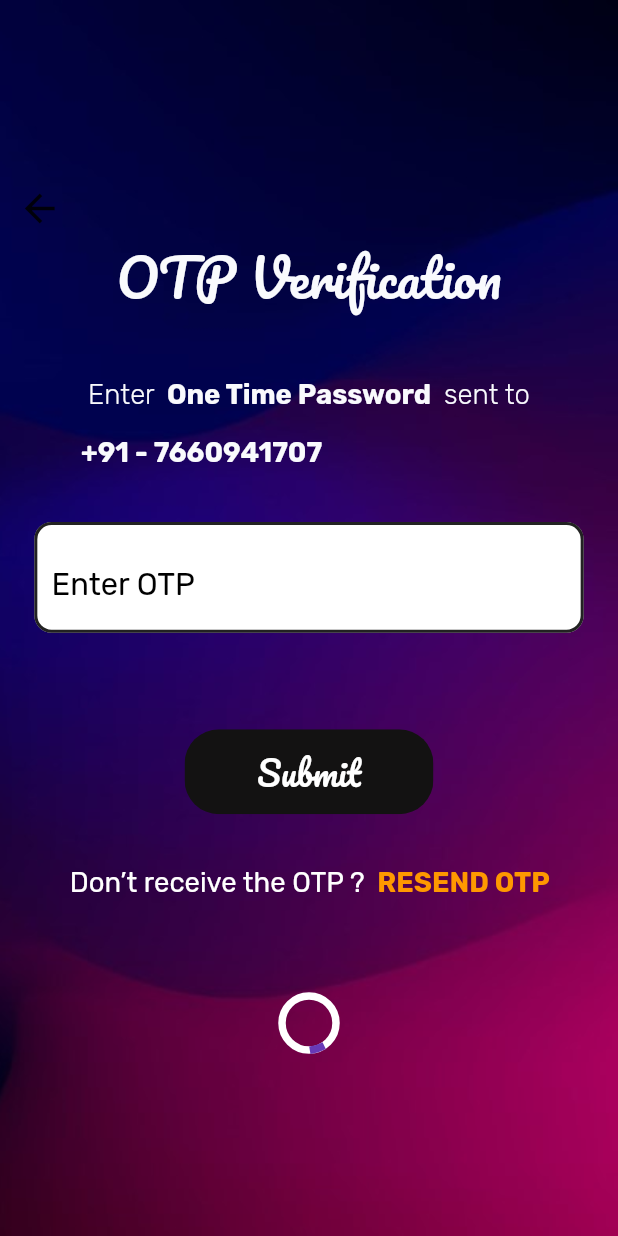
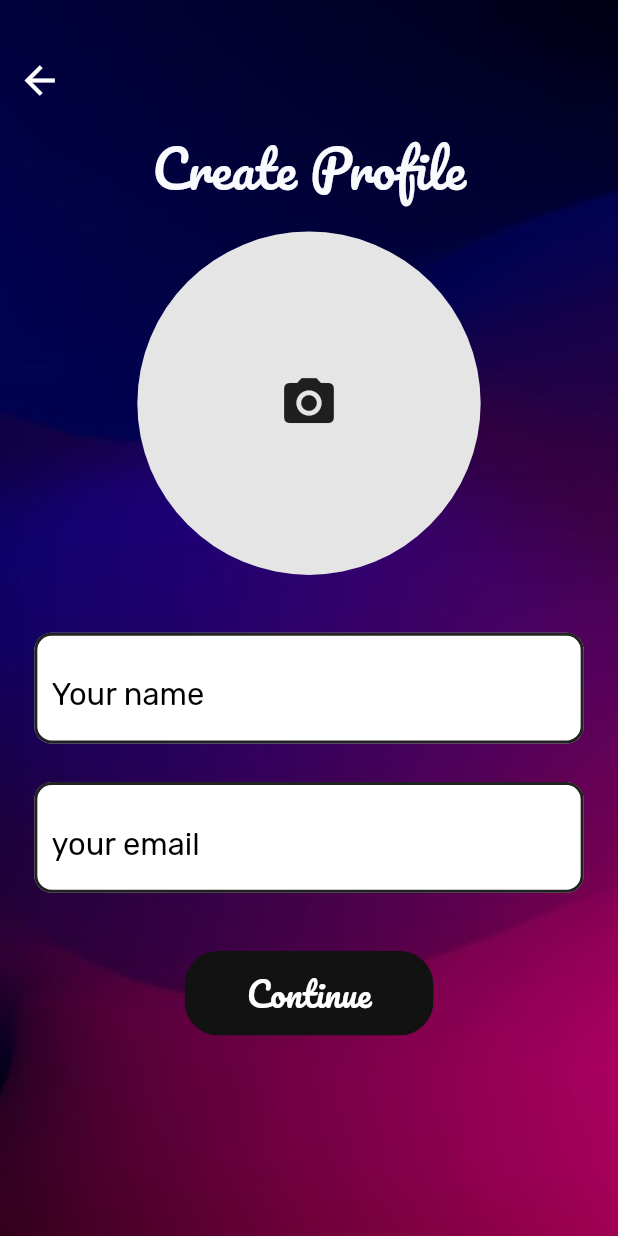
Before and after one commit to ak-1420/quickdeed_mobile, a Flutter app: the screen it shows after launch, on a phone screen of 412 x 824 dp. Run offline on Flutter 3.47's test engine with Material 2 defaults, Android fonts, the phone set to English and light mode, and no system bars; our stand-ins replace flutter_screenutil, google_fonts, image_picker, material_design_icons_flutter.

Commit message:
signup screen completed

```diff
--- a/quickdeed/lib/main.dart
+++ b/quickdeed/lib/main.dart
@@ -3,6 +3,7 @@
 import 'package:flutter_screenutil/flutter_screenutil.dart';
 import 'package:google_fonts/google_fonts.dart';
 import 'package:quickdeed/screeens/send_otp_screen.dart';
+import 'package:quickdeed/screeens/sign_up_screen_one.dart';
 import 'package:quickdeed/screeens/splash_screen.dart';
 import 'package:quickdeed/screeens/verify_otp_screen.dart';
 
@@ -39,12 +40,13 @@
           ),
         ),
 
-        initialRoute: '/verifyOtp',
+        initialRoute: '/signUpOne',
 
         routes: {
           '/' : (context) => SplashScreen(),
           '/sendOtp' : (context) => SendOtpScreen(),
           '/verifyOtp' :  (context) => VerifyOtpScreen(),
+          '/signUpOne' : (context) => SignUpScreenOne(),
         },
 
       ),
--- /dev/null
+++ b/quickdeed/lib/screeens/sign_up_screen_one.dart
@@ -0,0 +1,289 @@
+import 'dart:io';
+import 'package:flutter/material.dart';
+import 'package:flutter_screenutil/flutter_screenutil.dart';
+import 'package:google_fonts/google_fonts.dart';
+import 'package:image_picker/image_picker.dart';
+import 'package:material_design_icons_flutter/material_design_icons_flutter.dart';
+
+
+class SignUpScreenOne extends StatefulWidget {
+
+  SignUpScreenOne({Key? key}) : super(key: key);
+
+  @override
+  State<SignUpScreenOne> createState() => _SignUpScreenOneState();
+}
+
+class _SignUpScreenOneState extends State<SignUpScreenOne> {
+
+  final nameController = TextEditingController();
+
+  final emailController = TextEditingController();
+
+
+  XFile? _profilePic;
+
+  set _imageFile(XFile? value) {
+    _profilePic = (value == null) ? null : value;
+  }
+
+  final ImagePicker _picker = ImagePicker();
+
+  // method to select an image from gallery
+
+  _imgFromGallery() async {
+
+    XFile? image = await _picker.pickImage(
+        source: ImageSource.gallery,
+        imageQuality: 50,
+        preferredCameraDevice: CameraDevice.front
+    );
+
+    setState(() {
+      _imageFile = image;
+    });
+
+  }
+
+  // method to select an image by capturing image from camera
+
+  _imgFromCamera() async {
+    final XFile? image = await _picker.pickImage(
+        source: ImageSource.camera,
+        imageQuality: 50
+    );
+
+    setState(() {
+      _imageFile = image;
+    });
+
+  }
+
+
+  // method to display a bottom sheet for the user for choosing
+  // the option of camera or gallery
+
+  void _showPicker(context)
+  {
+    showModalBottomSheet(
+        context: context,
+        builder: (BuildContext context){
+          return SafeArea(
+            child: Container(
+              child: Wrap(
+                children: [
+                  ListTile(
+                    leading: const Icon(Icons.photo_library),
+                    title: const Text('Photo Library'),
+                    onTap: (){
+                      _imgFromGallery();
+                      Navigator.pop(context);
+                    },
+                  ),
+                  ListTile(
+                    leading: const Icon(Icons.photo_camera),
+                    title: const Text('Camera'),
+                    onTap: (){
+                      _imgFromCamera();
+                      Navigator.pop(context);
+                    },
+                  ),
+                ],
+              ),
+            ),
+          );
+        }
+    );
+  }
+
+  @override
+  Widget build(BuildContext context) {
+
+
+    final  width = MediaQuery.of(context).size.width;
+    final  height = MediaQuery.of(context).size.height;
+
+
+    return Scaffold(
+      body: SingleChildScrollView(
+        child: Container(
+          width: width,
+          height: height,
+          decoration: const BoxDecoration(
+            image:  DecorationImage(
+              image: AssetImage('images/bg.jpg'),
+              fit: BoxFit.cover,
+            ),
+          ),
+          child: Column(
+            crossAxisAlignment: CrossAxisAlignment.center,
+            mainAxisAlignment: MainAxisAlignment.center,
+            mainAxisSize: MainAxisSize.max,
+            children: [
+              SizedBox(height:30.h),
+              Row(
+                children:  [
+                  SizedBox(width: 10.w,),
+                  InkWell(
+                    onTap: (){
+                      Navigator.pop(context);
+                    },
+                    child: const Icon(Icons.arrow_back,
+                      size: 30,
+                      color: Colors.white,
+                    ),
+                  ),
+                ],
+              ),
+
+              SizedBox(height: 10.h,),
+
+              Text(  " Create Profile " ,
+                style: GoogleFonts.pacifico(
+                    fontWeight: FontWeight.w400,
+                    fontSize: 30.sp,
+                    color: const Color.fromRGBO(249, 250, 253, 1)
+                ),
+              ),
+              SizedBox(height:10.h),
+
+              //  add profile circle
+              InkWell(
+                onTap: (){
+                  // show image picker
+                  _showPicker(context);
+                },
+                child: CircleAvatar(
+                    backgroundImage: (_profilePic != null) ? Image.file(File(_profilePic!.path)).image : null,
+                    backgroundColor: const Color.fromRGBO(229, 229, 229, 1),
+                    radius: 100.r,
+                    child: (_profilePic != null) ? null : const Icon(Icons.camera_alt , size: 40,color: Colors.black87,)
+                ),
+              ),
+
+
+              SizedBox(height: 30.h,),
+
+              // name textbox
+              SizedBox(
+                width: 320.w,
+                child: TextField(
+                  keyboardType: TextInputType.phone,
+                  controller: nameController,
+                  onChanged: (name) {
+                    print(name);
+                  },
+                  style:TextStyle(
+                    fontSize: 24.sp,
+                  ),
+                  decoration: InputDecoration(
+                    border: OutlineInputBorder(
+                        borderRadius: BorderRadius.circular(10.r),
+                        borderSide: const BorderSide(
+                            color: Colors.black87,
+                            width: 2.0,
+                            style: BorderStyle.solid
+                        )
+                    ),
+                    enabledBorder: OutlineInputBorder(
+                        borderRadius: BorderRadius.circular(10.r),
+                        borderSide: const BorderSide(
+                            color: Colors.black87,
+                            width: 2.0,
+                            style: BorderStyle.solid
+                        )
+                    ),
+                    filled: true,
+                    fillColor: Colors.white,
+                    hintText: "Your name",
+                    contentPadding: EdgeInsets.symmetric(vertical: 10.h,horizontal: 10.w),
+                    hintStyle: GoogleFonts.rubik(
+                        fontSize: 18.sp,
+                        fontWeight: FontWeight.w400,
+                        color:const Color.fromRGBO(0, 0, 0, 1)
+                    ),
+                  ),
+                ),
+              ),
+
+              SizedBox(height: 20.h,),
+
+              // username textbox
+              SizedBox(
+                width: 320.w,
+                child: TextField(
+                  keyboardType: TextInputType.phone,
+                  controller: emailController,
+                  onChanged: (email) {
+                    print(email);
+                  },
+                  style:TextStyle(
+                    fontSize: 24.sp,
+                  ),
+                  decoration: InputDecoration(
+                    border: OutlineInputBorder(
+                        borderRadius: BorderRadius.circular(10.r),
+                        borderSide: const BorderSide(
+                            color: Colors.black87,
+                            width: 2.0,
+                            style: BorderStyle.solid
+                        )
+                    ),
+                    enabledBorder: OutlineInputBorder(
+                        borderRadius: BorderRadius.circular(10.r),
+                        borderSide: const BorderSide(
+                            color: Colors.black87,
+                            width: 2.0,
+                            style: BorderStyle.solid
+                        )
+                    ),
+                    filled: true,
+                    fillColor: Colors.white,
+                    hintText: "your email",
+                    contentPadding: EdgeInsets.symmetric(vertical: 10.h,horizontal: 10.w),
+                    hintStyle: GoogleFonts.rubik(
+                        fontSize: 18.sp,
+                        fontWeight: FontWeight.w400,
+                        color:const Color.fromRGBO(0, 0, 0, 1)
+                    ),
+                  ),
+                ),
+              ),
+
+
+              SizedBox(height: 30.h,),
+
+              ClipRRect(
+                borderRadius: BorderRadius.circular(20.r),
+                child: SizedBox(
+                  width: 145.w,
+                  height: 44.h,
+                  child: TextButton(
+                      style: ButtonStyle(
+                        backgroundColor: MaterialStateProperty.all(const Color.fromRGBO(19, 18, 18, 1)),
+                        foregroundColor: MaterialStateProperty.all(Colors.white),
+
+                      ),
+                      onPressed: () {
+                        // TODO : Handle user signup
+                      },
+                      child: Text("Continue",
+                        style: TextStyle(
+                          fontWeight: FontWeight.w300,
+                          fontSize: 20.sp,
+                        ),)
+                  ),
+                ),
+              ),
+
+
+
+              const Spacer(),
+
+            ],
+          ),
+        ),
+      ),
+    );
+  }
+}
--- a/quickdeed/lib/screeens/verify_otp_screen.dart
+++ b/quickdeed/lib/screeens/verify_otp_screen.dart
@@ -56,6 +56,7 @@ class _VerifyOtpScreenState extends State<VerifyOtpScreen> {
                     },
                     child: const Icon(Icons.arrow_back,
                       size: 30,
+                      color: Colors.white,
                     ),
                   ),
                 ],
```
